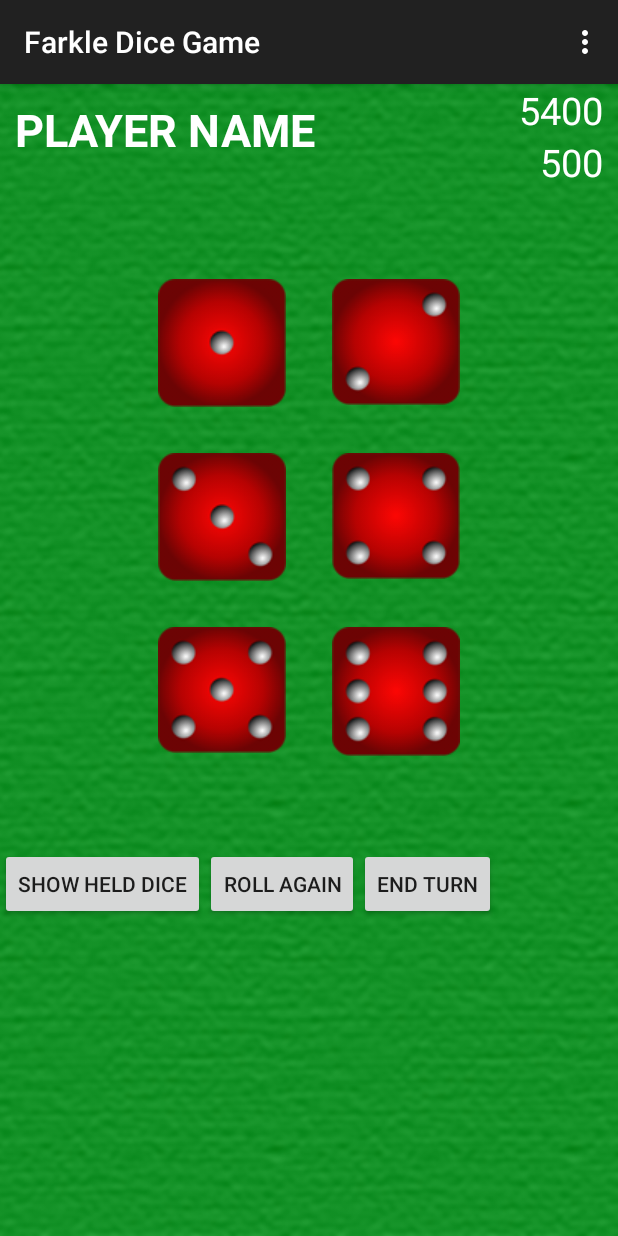
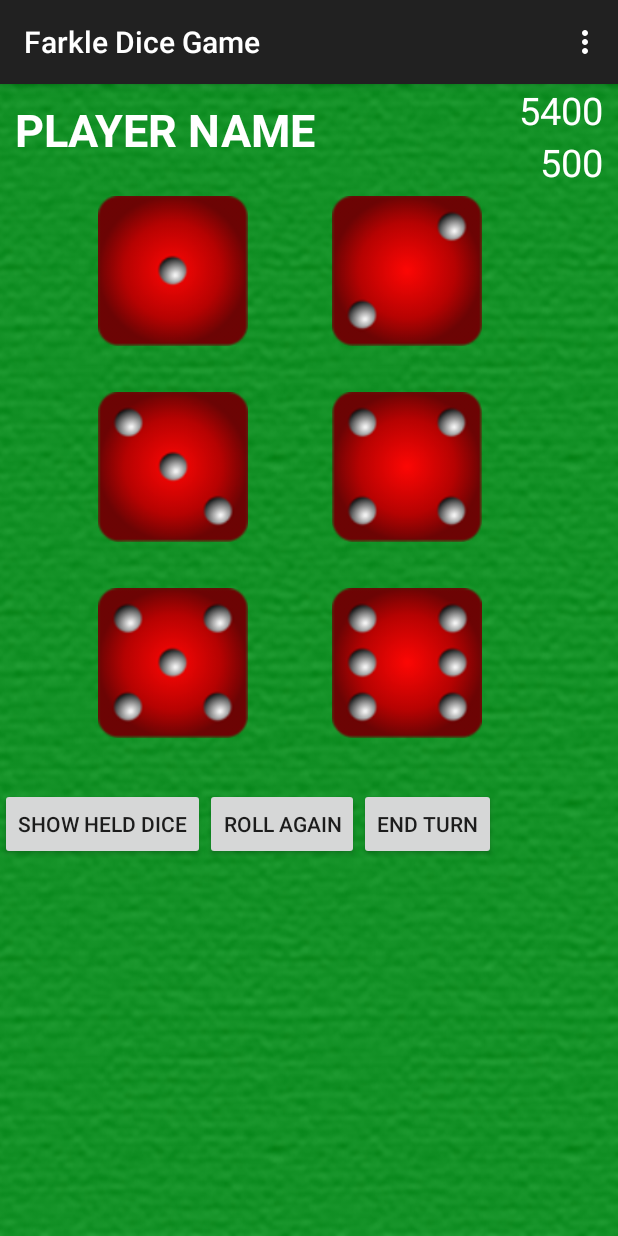
Before and after one commit to hana9235/farkle-app, an Android app: the Play screen opened directly, with no data from a screen before it, on a phone screen of 412 x 824 dp. Run offline under Robolectric (Android 15) with nearby library versions, the phone set to English and light mode, and no system bars.

Commit message:
Resize background images, continue tweaking play screen sizes

```diff
--- a/android/app/src/main/java/csc567_group_project/com/farkledicegame/Play.java
+++ b/android/app/src/main/java/csc567_group_project/com/farkledicegame/Play.java
@@ -43,8 +43,11 @@ public class Play extends ActionBarActivity {
         int numHumans = fromSetup.getIntExtra("NUMHUMANS", 1); // default to 1 human out of 2 players
 
         ArrayList<Player> players = createPlayers(totalPlayers, numHumans);
+        //updateScreen(players, currentPlayer, );
         Game farkle = new Game(players);
         //farkle.play();
+        // START THREAD FOR farkle.play();
+        // GET UPDATES FROM THE GAME CODE AS IT GOES
     }
 
 
--- a/android/app/src/main/res/layout/play.xml
+++ b/android/app/src/main/res/layout/play.xml
@@ -66,58 +66,69 @@
     </LinearLayout>
 
     <LinearLayout
-        android:layout_width="fill_parent"
-        android:layout_height="440dp"
+        android:layout_width="match_parent"
+        android:layout_height="400dp"
         android:orientation="horizontal"
         android:gravity="center_horizontal|center_vertical" >
 
         <GridLayout
-            android:layout_width="wrap_content"
-            android:layout_height="wrap_content"
+            android:layout_width="fill_parent"
+            android:layout_height="fill_parent"
+            android:layout_gravity="center_horizontal|center_vertical"
             android:columnCount="2"
             android:rowCount="3"
+            android:layout_marginRight="50dp"
+            android:layout_marginLeft="50dp"
+            android:layout_marginBottom="20dp"
+
             android:id="@+id/rolledGrid"
             >
 
             <ImageButton
-                android:maxHeight="15dp"
-                android:maxWidth="15dp"
+                android:layout_width="100dp"
+                android:layout_height="100dp"
                 android:id="@+id/d1"
                 android:background="@drawable/d1"
+                android:layout_gravity="right|end|center"
                 android:layout_margin="15dp"/>
 
             <ImageButton
                 android:background="@drawable/d2"
-                android:maxHeight="15dp"
-                android:maxWidth="15dp"
+                android:layout_width="100dp"
+                android:layout_height="100dp"
+                android:layout_gravity="center"
                 android:id="@+id/d2"
                 android:layout_margin="15dp"/>
 
             <ImageButton
                 android:background="@drawable/d3"
-                android:maxHeight="15dp"
-                android:maxWidth="15dp"
+                android:layout_width="100dp"
+                android:layout_height="100dp"
+                android:layout_gravity="center"
                 android:id="@+id/d3"
                 android:layout_margin="15dp"/>
 
             <ImageButton
                 android:background="@drawable/d4"
-                android:maxHeight="15dp"
-                android:maxWidth="15dp"
+                android:layout_width="100dp"
+                android:layout_height="100dp"
+                android:layout_gravity="center"
                 android:id="@+id/d4"
                 android:layout_margin="15dp"/>
 
             <ImageButton
                 android:background="@drawable/d5"
-                android:maxHeight="15dp"
-                android:maxWidth="15dp"
+                android:layout_width="100dp"
+                android:layout_height="100dp"
+                android:layout_gravity="center"
                 android:id="@+id/d5"
                 android:layout_margin="15dp"/>
 
             <ImageButton
                 android:background="@drawable/d6"
-                android:maxHeight="15dp"
-                android:maxWidth="15dp"
+                android:layout_width="100dp"
+                android:layout_height="100dp"
+                android:layout_gravity="center"
                 android:id="@+id/d6"
                 android:layout_margin="15dp"/>
 
```
Also changed, not shown: android/app/src/main/res/drawable/play_bkg.png, android/app/src/main/res/drawable/setup_bkg.png, android/app/src/main/res/drawable/welcome_bkg.png.
